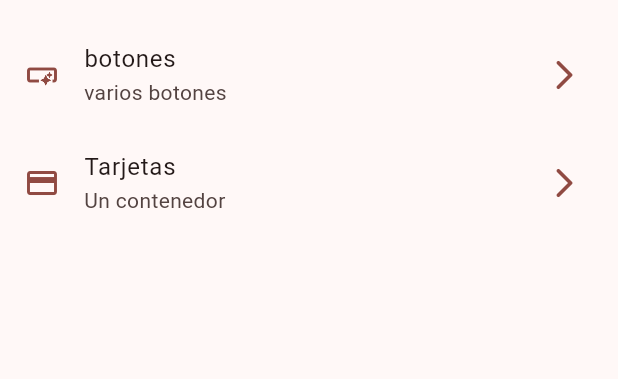
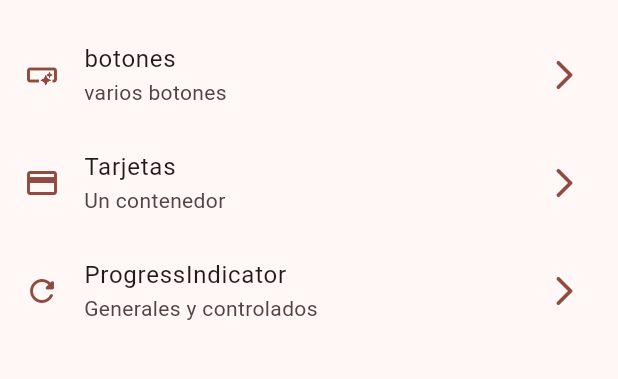
Before and after one commit to DaniMend17/widgets-app, a Flutter app: the screen it shows after launch, on a phone screen of 412 x 824 dp, the part 63-442 px from its top. Run offline on Flutter 3.47's test engine with Material 3 defaults, Android fonts, the phone set to English and light mode, and no system bars; our stand-ins replace go_router.

Commit message:
Progress indicator añadido

```diff
--- a/lib/config/menu/menu_items.dart
+++ b/lib/config/menu/menu_items.dart
@@ -26,4 +26,10 @@ const List<MenuItem> appMenuItems = [
       link: '/cards',
       icon: Icons.credit_card
   ),
+  MenuItem(
+      title: 'ProgressIndicator',
+      subTitle: 'Generales y controlados',
+      link: '/progress',
+      icon: Icons.refresh_rounded
+  ),
 ];
--- a/lib/config/router/app_router.dart
+++ b/lib/config/router/app_router.dart
@@ -20,5 +20,10 @@ final appRouter = GoRouter(
       name: CardsScreen.name,
       builder: (context, state) => const CardsScreen(),
     ),
+    GoRoute(
+      path: '/progress',
+      name: ProgressScreen.name,
+      builder: (context, state) => const ProgressScreen(),
+    ),
   ],
 );
```
Also changed, not shown: lib/presentation/screens/progress/progress_sreen.dart (+74 -1 lines).
